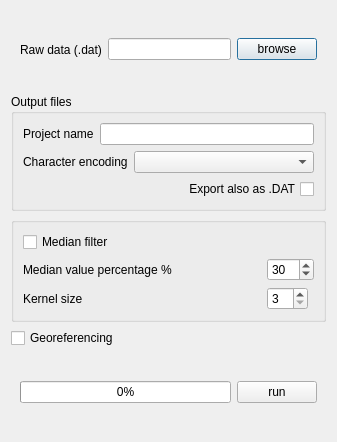
This is ui/ui_ElectDialog.ui in narimanInrap/AGT as Qt 5 draws it before an edit. The edited form follows.
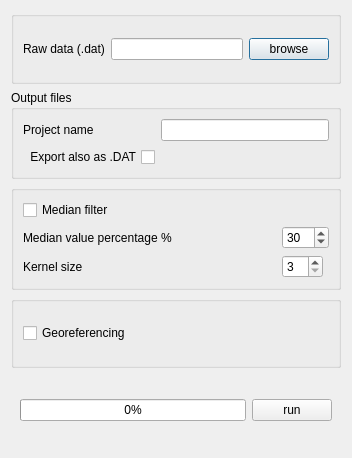
This is the edited form.

What changed in the file:
```diff
--- a/ui/ui_ElectDialog.ui
+++ b/ui/ui_ElectDialog.ui
@@ -6,8 +6,8 @@
    <rect>
     <x>0</x>
     <y>0</y>
-    <width>337</width>
-    <height>442</height>
+    <width>352</width>
+    <height>458</height>
    </rect>
   </property>
   <property name="sizePolicy">
@@ -22,11 +22,14 @@
   <property name="locale">
    <locale language="English" country="UnitedStates"/>
   </property>
-  <layout class="QGridLayout" name="gridLayout">
+  <layout class="QGridLayout" name="gridLayout_2">
    <item row="0" column="0">
-    <widget class="QWidget" name="widget" native="true">
-     <layout class="QHBoxLayout" name="horizontalLayout_4">
-      <item>
+    <widget class="QGroupBox" name="groupBox_2">
+     <property name="title">
+      <string/>
+     </property>
+     <layout class="QGridLayout" name="gridLayout">
+      <item row="0" column="0">
        <widget class="QLabel" name="label">
         <property name="enabled">
          <bool>true</bool>
@@ -36,14 +39,14 @@
         </property>
        </widget>
       </item>
-      <item>
+      <item row="0" column="1">
        <widget class="QLineEdit" name="inFileLine">
         <property name="locale">
          <locale language="English" country="UnitedStates"/>
         </property>
        </widget>
       </item>
-      <item>
+      <item row="0" column="2">
        <widget class="QPushButton" name="ButtonBrowse">
         <property name="locale">
          <locale language="English" country="UnitedStates"/>
@@ -56,26 +59,39 @@
      </layout>
     </widget>
    </item>
-   <item row="4" column="0">
-    <widget class="QWidget" name="widget_2" native="true">
-     <layout class="QHBoxLayout" name="horizontalLayout">
-      <item>
-       <widget class="QProgressBar" name="progressBar">
-        <property name="value">
-         <number>0</number>
+   <item row="1" column="0">
+    <widget class="QGroupBox" name="gBox_Output">
+     <property name="sizePolicy">
+      <sizepolicy hsizetype="Expanding" vsizetype="Preferred">
+       <horstretch>0</horstretch>
+       <verstretch>0</verstretch>
+      </sizepolicy>
+     </property>
+     <property name="title">
+      <string>Output files</string>
+     </property>
+     <layout class="QGridLayout" name="gridLayout_3">
+      <item row="0" column="0">
+       <widget class="QLabel" name="outputLabel">
+        <property name="text">
+         <string>Project name</string>
         </property>
        </widget>
       </item>
-      <item>
-       <widget class="QPushButton" name="allProcess_button">
-        <property name="sizePolicy">
-         <sizepolicy hsizetype="Fixed" vsizetype="Fixed">
-          <horstretch>0</horstretch>
-          <verstretch>0</verstretch>
-         </sizepolicy>
+      <item row="0" column="1">
+       <widget class="QLineEdit" name="outputFilename">
+        <property name="locale">
+         <locale language="English" country="UnitedStates"/>
         </property>
+       </widget>
+      </item>
+      <item row="1" column="0">
+       <widget class="QCheckBox" name="datFilechkbox">
+        <property name="layoutDirection">
+         <enum>Qt::RightToLeft</enum>
+        </property>
         <property name="text">
-         <string>run</string>
+         <string>Export also as .DAT</string>
         </property>
        </widget>
       </item>
@@ -93,36 +109,22 @@
      <property name="title">
       <string/>
      </property>
-     <layout class="QGridLayout" name="gridLayout_3">
-      <item row="2" column="2">
-       <widget class="QSpinBox" name="spinBox_maskR">
-        <property name="sizePolicy">
-         <sizepolicy hsizetype="Fixed" vsizetype="Fixed">
-          <horstretch>0</horstretch>
-          <verstretch>0</verstretch>
-         </sizepolicy>
+     <layout class="QGridLayout" name="gridLayout_5">
+      <item row="0" column="0">
+       <widget class="QCheckBox" name="checkBox_filt">
+        <property name="text">
+         <string>Median filter</string>
         </property>
-        <property name="suffix">
-         <string/>
+       </widget>
+      </item>
+      <item row="1" column="0">
+       <widget class="QLabel" name="label_4">
+        <property name="text">
+         <string>Median value percentage %   </string>
         </property>
-        <property name="prefix">
-         <string notr="true"/>
-        </property>
-        <property name="minimum">
-         <number>3</number>
-        </property>
-        <property name="maximum">
-         <number>15</number>
-        </property>
-        <property name="singleStep">
-         <number>2</number>
-        </property>
-        <property name="value">
-         <number>3</number>
-        </property>
        </widget>
       </item>
-      <item row="1" column="2">
+      <item row="1" column="1">
        <widget class="QSpinBox" name="spinBox_mvp">
         <property name="suffix">
          <string/>
@@ -138,20 +140,6 @@
         </property>
        </widget>
       </item>
-      <item row="1" column="0" colspan="2">
-       <widget class="QLabel" name="label_4">
-        <property name="text">
-         <string>Median value percentage %   </string>
-        </property>
-       </widget>
-      </item>
-      <item row="0" column="0">
-       <widget class="QCheckBox" name="checkBox_filt">
-        <property name="text">
-         <string>Median filter</string>
-        </property>
-       </widget>
-      </item>
       <item row="2" column="0">
        <widget class="QLabel" name="label_5">
         <property name="text">
@@ -159,6 +147,34 @@
         </property>
        </widget>
       </item>
+      <item row="2" column="1">
+       <widget class="QSpinBox" name="spinBox_maskR">
+        <property name="sizePolicy">
+         <sizepolicy hsizetype="Fixed" vsizetype="Fixed">
+          <horstretch>0</horstretch>
+          <verstretch>0</verstretch>
+         </sizepolicy>
+        </property>
+        <property name="suffix">
+         <string/>
+        </property>
+        <property name="prefix">
+         <string notr="true"/>
+        </property>
+        <property name="minimum">
+         <number>3</number>
+        </property>
+        <property name="maximum">
+         <number>15</number>
+        </property>
+        <property name="singleStep">
+         <number>2</number>
+        </property>
+        <property name="value">
+         <number>3</number>
+        </property>
+       </widget>
+      </item>
      </layout>
      <zorder>checkBox_filt</zorder>
      <zorder>gBox_Output</zorder>
@@ -168,73 +184,49 @@
      <zorder>label_5</zorder>
     </widget>
    </item>
-   <item row="1" column="0">
-    <widget class="QGroupBox" name="gBox_Output">
-     <property name="sizePolicy">
-      <sizepolicy hsizetype="Expanding" vsizetype="Preferred">
-       <horstretch>0</horstretch>
-       <verstretch>0</verstretch>
-      </sizepolicy>
-     </property>
-     <property name="title">
-      <string>Output files</string>
-     </property>
-     <layout class="QGridLayout" name="gridLayout_2">
-      <item row="0" column="0">
-       <widget class="QLabel" name="outputLabel">
-        <property name="text">
-         <string>Project name</string>
-        </property>
-       </widget>
-      </item>
-      <item row="0" column="1" colspan="2">
-       <widget class="QLineEdit" name="outputFilename">
-        <property name="locale">
-         <locale language="English" country="UnitedStates"/>
-        </property>
-       </widget>
-      </item>
-      <item row="1" column="0" colspan="2">
-       <widget class="QLabel" name="label_enconding">
-        <property name="text">
-         <string>Character encoding</string>
-        </property>
-       </widget>
-      </item>
-      <item row="2" column="0" colspan="3">
-       <widget class="QCheckBox" name="datFilechkbox">
-        <property name="layoutDirection">
-         <enum>Qt::RightToLeft</enum>
-        </property>
-        <property name="text">
-         <string>Export also as .DAT</string>
-        </property>
-       </widget>
-      </item>
-      <item row="1" column="2">
-       <widget class="QComboBox" name="comboEncoding">
-        <property name="sizePolicy">
-         <sizepolicy hsizetype="Expanding" vsizetype="Fixed">
-          <horstretch>0</horstretch>
-          <verstretch>0</verstretch>
-         </sizepolicy>
-        </property>
-        <property name="locale">
-         <locale language="English" country="UnitedStates"/>
-        </property>
-       </widget>
-      </item>
-     </layout>
-    </widget>
-   </item>
    <item row="3" column="0">
-    <widget class="QCheckBox" name="checkBox_geo">
-     <property name="enabled">
-      <bool>true</bool>
+    <widget class="QGroupBox" name="groupBox">
+     <property name="title">
+      <string/>
      </property>
-     <property name="text">
-      <string>Georeferencing</string>
-     </property>
+     <layout class="QGridLayout" name="gridLayout_6">
+      <item row="0" column="0">
+       <widget class="QCheckBox" name="checkBox_geo">
+        <property name="enabled">
+         <bool>true</bool>
+        </property>
+        <property name="text">
+         <string>Georeferencing</string>
+        </property>
+       </widget>
+      </item>
+     </layout>
+    </widget>
+   </item>
+   <item row="4" column="0">
+    <widget class="QWidget" name="widget_2" native="true">
+     <layout class="QGridLayout" name="gridLayout_4">
+      <item row="0" column="0">
+       <widget class="QProgressBar" name="progressBar">
+        <property name="value">
+         <number>0</number>
+        </property>
+       </widget>
+      </item>
+      <item row="0" column="1">
+       <widget class="QPushButton" name="allProcess_button">
+        <property name="sizePolicy">
+         <sizepolicy hsizetype="Fixed" vsizetype="Fixed">
+          <horstretch>0</horstretch>
+          <verstretch>0</verstretch>
+         </sizepolicy>
+        </property>
+        <property name="text">
+         <string>run</string>
+        </property>
+       </widget>
+      </item>
+     </layout>
     </widget>
    </item>
   </layout>
```
Left out of the diff: 1 changed line with no effect on the pictures.
